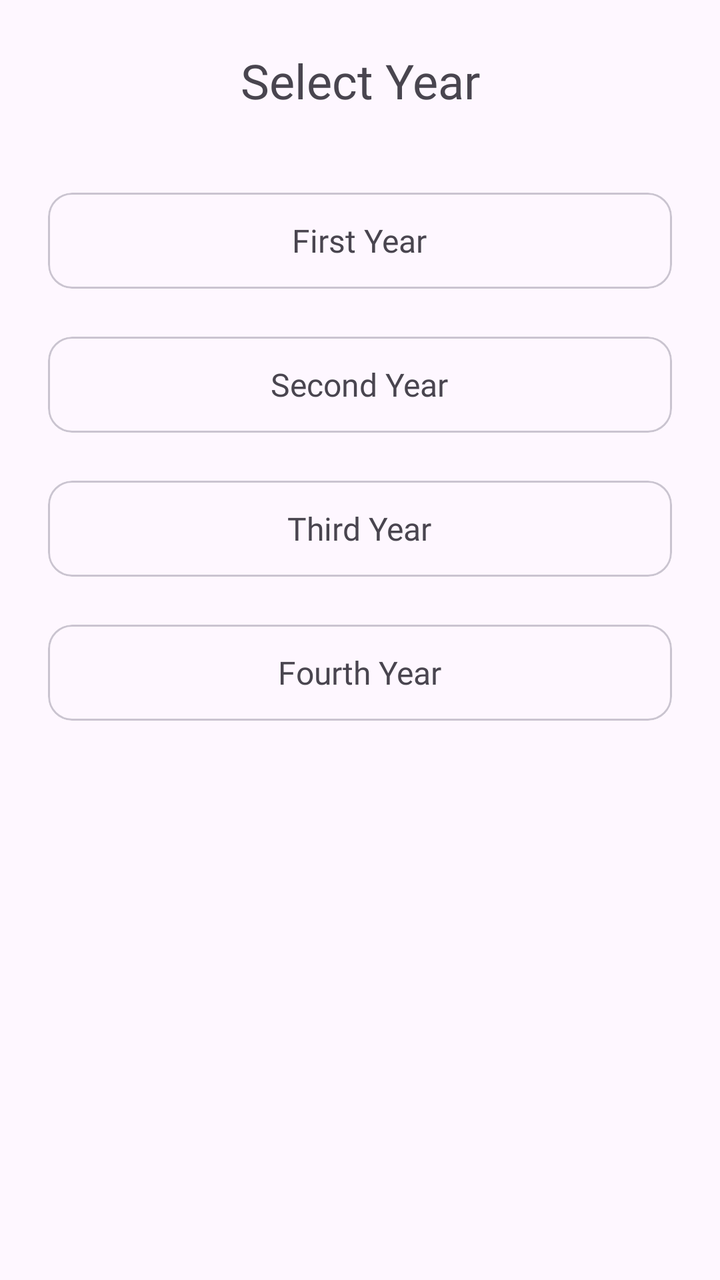
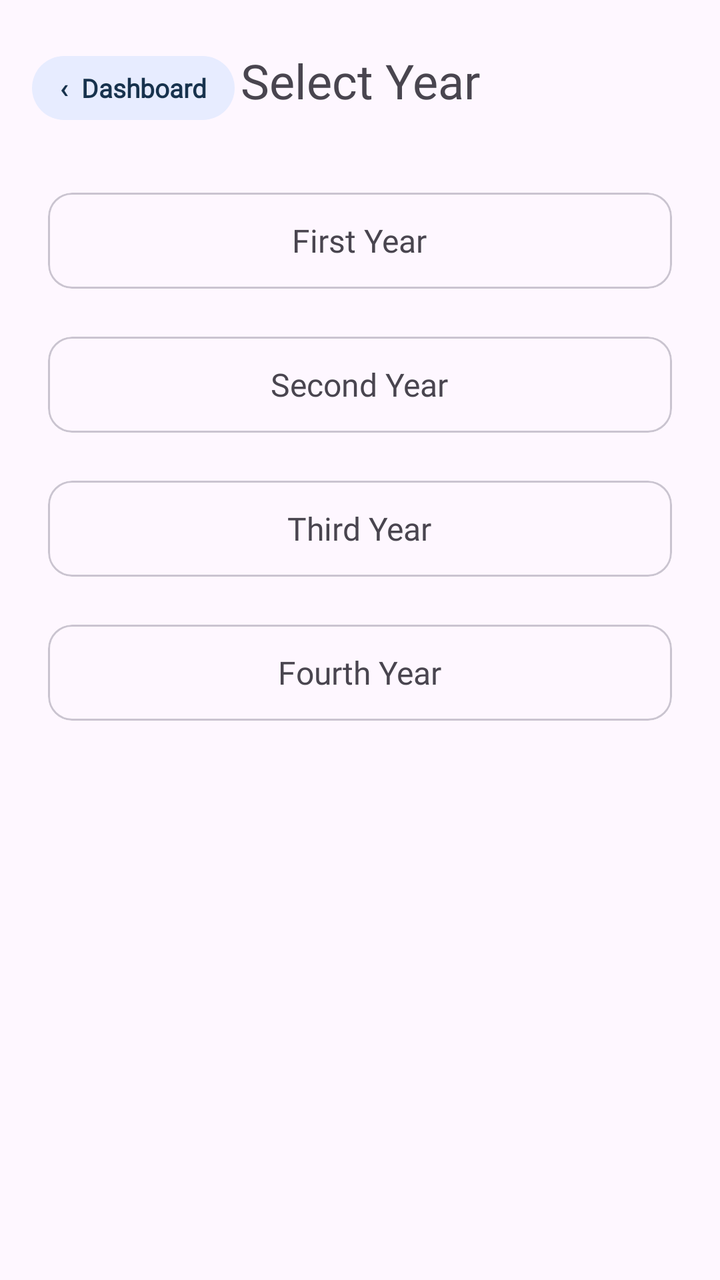

Compare the two renders of this Android layout. The source of the first and the diff that turns it into the second are given below.
<!-- AndroidManifest.xml: application theme Theme.KUETKinship -->
<!-- res/layout/fragment_year_selection.xml -->
<?xml version="1.0" encoding="utf-8"?>
<FrameLayout xmlns:android="http://schemas.android.com/apk/res/android"
    xmlns:tools="http://schemas.android.com/tools"
    android:layout_width="match_parent"
    android:layout_height="match_parent"
    xmlns:app="http://schemas.android.com/apk/res-auto"
    tools:context=".fragments.YearSelectionFragment">

    <androidx.constraintlayout.widget.ConstraintLayout
        android:layout_width="match_parent"
        android:layout_height="match_parent">

        <TextView
            android:id="@+id/textView"
            android:layout_width="wrap_content"
            android:layout_height="wrap_content"
            android:layout_marginTop="24dp"
            android:fontFamily="@font/jakarta_sans_medium"
            android:text="Select Year"
            android:textSize="24dp"
            app:layout_constraintEnd_toEndOf="parent"
            app:layout_constraintStart_toStartOf="parent"
            app:layout_constraintTop_toTopOf="parent" />

        <LinearLayout
            android:layout_width="match_parent"
            android:layout_height="wrap_content"
            android:layout_marginTop="24dp"
            app:layout_constraintEnd_toEndOf="parent"
            app:layout_constraintHorizontal_bias="0.0"
            app:layout_constraintStart_toStartOf="parent"
            app:layout_constraintTop_toBottomOf="@+id/textView"
            android:orientation="vertical">

            <com.google.android.material.card.MaterialCardView
                android:layout_width="match_parent"
                android:layout_height="48dp"
                android:layout_marginLeft="24dp"
                android:layout_marginTop="16dp"
                android:layout_marginRight="24dp"
                android:id="@+id/c_yr_1">
                <TextView
                    android:layout_width="wrap_content"
                    android:layout_height="wrap_content"
                    android:text="First Year"
                    android:textSize="16dp"
                    android:layout_gravity="center"
                    android:fontFamily="@font/jakarta_sans_medium"/>

            </com.google.android.material.card.MaterialCardView>

            <com.google.android.material.card.MaterialCardView
                android:layout_width="match_parent"
                android:layout_height="48dp"
                android:layout_marginLeft="24dp"
                android:layout_marginTop="24dp"
                android:layout_marginRight="24dp"
                android:id="@+id/c_yr_2">
                <TextView
                    android:layout_width="wrap_content"
                    android:layout_height="wrap_content"
                    android:text="Second Year"
                    android:textSize="16dp"
                    android:layout_gravity="center"
                    android:fontFamily="@font/jakarta_sans_medium"/>

            </com.google.android.material.card.MaterialCardView>

            <com.google.android.material.card.MaterialCardView
                android:layout_width="match_parent"
                android:layout_height="48dp"
                android:layout_marginLeft="24dp"
                android:layout_marginTop="24dp"
                android:layout_marginRight="24dp"
                android:id="@+id/c_yr_3">
                <TextView
                    android:layout_width="wrap_content"
                    android:layout_height="wrap_content"
                    android:text="Third Year"
                    android:textSize="16dp"
                    android:layout_gravity="center"
                    android:fontFamily="@font/jakarta_sans_medium"/>

            </com.google.android.material.card.MaterialCardView>

            <com.google.android.material.card.MaterialCardView
                android:layout_width="match_parent"
                android:layout_height="48dp"
                android:layout_marginLeft="24dp"
                android:layout_marginTop="24dp"
                android:layout_marginRight="24dp"
                android:id="@+id/c_yr_4">
                <TextView
                    android:layout_width="wrap_content"
                    android:layout_height="wrap_content"
                    android:text="Fourth Year"
                    android:textSize="16dp"
                    android:layout_gravity="center"
                    android:fontFamily="@font/jakarta_sans_medium"/>

            </com.google.android.material.card.MaterialCardView>
        </LinearLayout>
    </androidx.constraintlayout.widget.ConstraintLayout>

</FrameLayout>
<!-- resources referenced by this layout -->
<resources>
  <style name="Theme.KUETKinship" parent="Base.Theme.KUETKinship" />
  <style name="Base.Theme.KUETKinship" parent="Theme.Material3.DayNight.NoActionBar">
          
          
          <item name="colorSurfaceContainer">@color/white</item>
      </style>
  <color name="white">#FFFFFFFF</color>
</resources>

<!-- the commit's change to res/layout/fragment_year_selection.xml (unified diff, before → after) -->
@@ -9,6 +9,24 @@
     <androidx.constraintlayout.widget.ConstraintLayout
         android:layout_width="match_parent"
         android:layout_height="match_parent">
+
+        <TextView
+            android:id="@+id/rl_back"
+            android:layout_width="wrap_content"
+            android:layout_height="32dp"
+            android:layout_marginStart="16dp"
+            android:layout_marginTop="28dp"
+            android:background="@drawable/chip_blue"
+            android:fontFamily="@font/jakarta_sans_medium"
+            android:gravity="center_vertical"
+            android:paddingStart="14dp"
+            android:paddingEnd="14dp"
+            android:text="‹  Dashboard"
+            android:textColor="@color/navy"
+            android:textSize="13sp"
+            android:textStyle="bold"
+            app:layout_constraintStart_toStartOf="parent"
+            app:layout_constraintTop_toTopOf="parent" />
 
         <TextView
             android:id="@+id/textView"
<!-- resource entries referenced after the edit -->
@@ -1,6 +1,10 @@
 <!-- resources referenced by this layout -->
 <resources>
+  <color name="navy">#17324D</color>
+  <!-- drawable chip_blue (drawable) -->
+  <shape xmlns:android="http://schemas.android.com/apk/res/android"><solid android:color="@color/lavender_2"/><corners android:radius="22dp"/></shape>
   <style name="Theme.KUETKinship" parent="Base.Theme.KUETKinship" />
+  <color name="lavender_2">#E7ECFF</color>
   <style name="Base.Theme.KUETKinship" parent="Theme.Material3.DayNight.NoActionBar">
           
           
